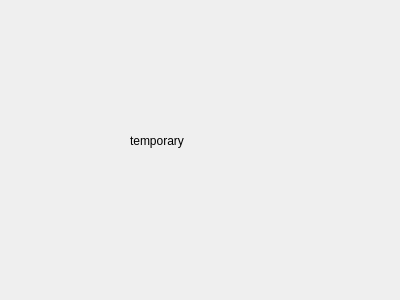
Above: diarywindow.ui from someretical/TheoreticalDiary before the change. Below: the same form after it.
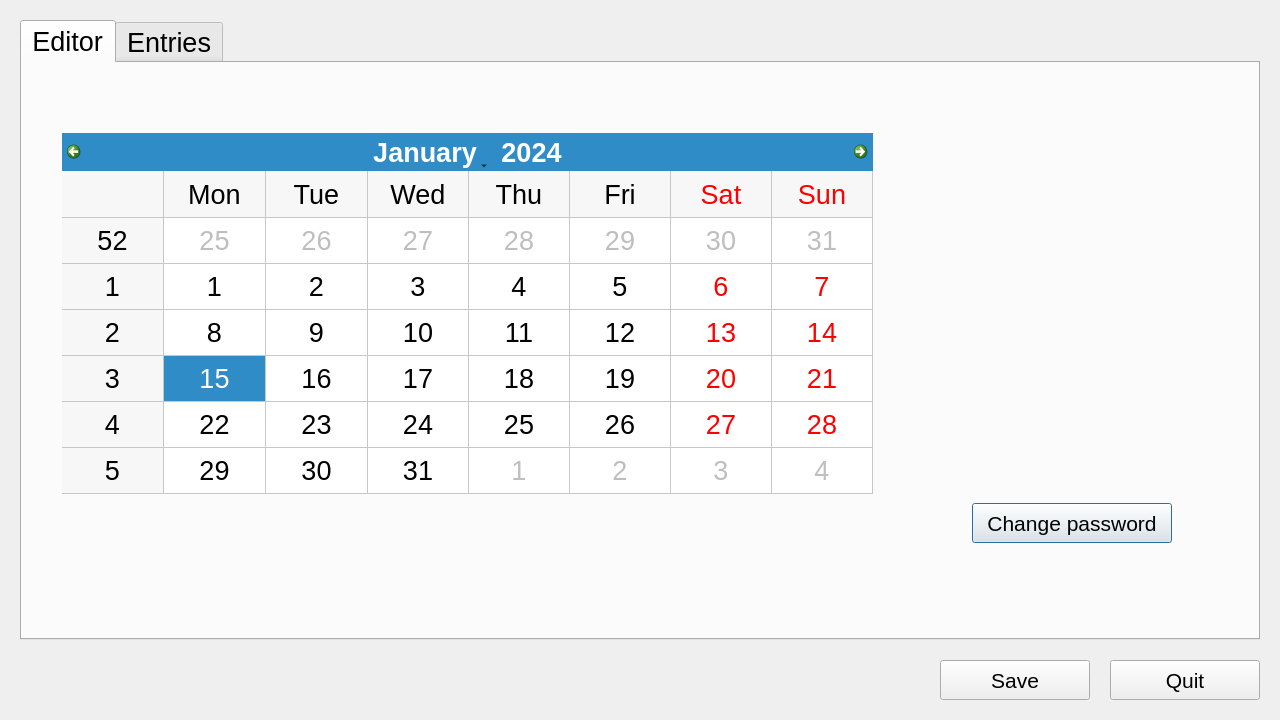
That is the form after the change.

Commit message:
implemented some diarywindow buttons
- tweaked various window sizes
- templated certain dialogs that are reused across multiple contexts
- fixed json validation
- added a placeholder dialog
- added punctuation for prompassword
- implemented save error dialog
- implemented unsaved changes dialog

The edit to the form file:
```diff
--- a/diarywindow.ui
+++ b/diarywindow.ui
@@ -6,26 +6,221 @@
    <rect>
     <x>0</x>
     <y>0</y>
-    <width>400</width>
-    <height>300</height>
+    <width>1280</width>
+    <height>720</height>
    </rect>
   </property>
+  <property name="sizePolicy">
+   <sizepolicy hsizetype="Fixed" vsizetype="Fixed">
+    <horstretch>0</horstretch>
+    <verstretch>0</verstretch>
+   </sizepolicy>
+  </property>
   <property name="windowTitle">
    <string>Diary editor</string>
   </property>
-  <widget class="QLabel" name="label">
-   <property name="geometry">
-    <rect>
-     <x>130</x>
-     <y>110</y>
-     <width>151</width>
-     <height>61</height>
-    </rect>
+  <layout class="QGridLayout" name="gridLayout">
+   <property name="leftMargin">
+    <number>20</number>
    </property>
+   <property name="topMargin">
+    <number>20</number>
+   </property>
+   <property name="rightMargin">
+    <number>20</number>
+   </property>
+   <property name="bottomMargin">
+    <number>20</number>
+   </property>
+   <property name="spacing">
+    <number>0</number>
+   </property>
+   <item row="0" column="0">
+    <widget class="QTabWidget" name="tabs">
+     <property name="font">
+      <font>
+       <pointsize>20</pointsize>
+      </font>
+     </property>
+     <property name="tabPosition">
+      <enum>QTabWidget::North</enum>
+     </property>
+     <property name="tabShape">
+      <enum>QTabWidget::Rounded</enum>
+     </property>
+     <property name="currentIndex">
+      <number>0</number>
+     </property>
+     <property name="elideMode">
+      <enum>Qt::ElideLeft</enum>
+     </property>
+     <widget class="QWidget" name="editor">
+      <attribute name="title">
+       <string>Editor</string>
+      </attribute>
+      <widget class="QCalendarWidget" name="calendarWidget">
+       <property name="geometry">
+        <rect>
+         <x>40</x>
+         <y>70</y>
+         <width>811</width>
+         <height>361</height>
+        </rect>
+       </property>
+       <property name="firstDayOfWeek">
+        <enum>Qt::Monday</enum>
+       </property>
+       <property name="gridVisible">
+        <bool>true</bool>
+       </property>
+       <property name="navigationBarVisible">
+        <bool>true</bool>
+       </property>
+       <property name="dateEditEnabled">
+        <bool>true</bool>
+       </property>
+      </widget>
+      <widget class="QPushButton" name="password_button">
+       <property name="geometry">
+        <rect>
+         <x>950</x>
+         <y>440</y>
+         <width>200</width>
+         <height>40</height>
+        </rect>
+       </property>
+       <property name="sizePolicy">
+        <sizepolicy hsizetype="Minimum" vsizetype="Minimum">
+         <horstretch>0</horstretch>
+         <verstretch>0</verstretch>
+        </sizepolicy>
+       </property>
+       <property name="minimumSize">
+        <size>
+         <width>200</width>
+         <height>40</height>
+        </size>
+       </property>
+       <property name="font">
+        <font>
+         <pointsize>16</pointsize>
+        </font>
+       </property>
+       <property name="text">
+        <string>Change password</string>
+       </property>
+      </widget>
+     </widget>
+     <widget class="QWidget" name="tab_2">
+      <attribute name="title">
+       <string>Entries</string>
+      </attribute>
+     </widget>
+    </widget>
+   </item>
+   <item row="1" column="0">
+    <layout class="QHBoxLayout" name="horizontalLayout">
+     <property name="spacing">
+      <number>20</number>
+     </property>
+     <property name="topMargin">
+      <number>20</number>
+     </property>
+     <item>
+      <spacer name="horizontalSpacer">
+       <property name="orientation">
+        <enum>Qt::Horizontal</enum>
+       </property>
+       <property name="sizeHint" stdset="0">
+        <size>
+         <width>40</width>
+         <height>20</height>
+        </size>
+       </property>
+      </spacer>
+     </item>
+     <item alignment="Qt::AlignHCenter|Qt::AlignVCenter">
+      <widget class="QPushButton" name="save_button">
+       <property name="sizePolicy">
+        <sizepolicy hsizetype="Minimum" vsizetype="Minimum">
+         <horstretch>0</horstretch>
+         <verstretch>0</verstretch>
+        </sizepolicy>
+       </property>
+       <property name="minimumSize">
+        <size>
+         <width>150</width>
+         <height>40</height>
+        </size>
+       </property>
+       <property name="font">
+        <font>
+         <pointsize>16</pointsize>
+        </font>
+       </property>
+       <property name="text">
+        <string>Save</string>
+       </property>
+      </widget>
+     </item>
+     <item alignment="Qt::AlignHCenter|Qt::AlignVCenter">
+      <widget class="QPushButton" name="quit_button">
+       <property name="sizePolicy">
+        <sizepolicy hsizetype="Minimum" vsizetype="Minimum">
+         <horstretch>0</horstretch>
+         <verstretch>0</verstretch>
+        </sizepolicy>
+       </property>
+       <property name="minimumSize">
+        <size>
+         <width>150</width>
+         <height>40</height>
+        </size>
+       </property>
+       <property name="font">
+        <font>
+         <pointsize>16</pointsize>
+        </font>
+       </property>
+       <property name="text">
+        <string>Quit</string>
+       </property>
+      </widget>
+     </item>
+    </layout>
+   </item>
+  </layout>
+  <action name="action_save">
    <property name="text">
-    <string>temporary</string>
+    <string>save</string>
    </property>
-  </widget>
+   <property name="shortcut">
+    <string>Ctrl+S</string>
+   </property>
+  </action>
+  <action name="action_close">
+   <property name="text">
+    <string>close</string>
+   </property>
+   <property name="shortcut">
+    <string>Ctrl+W</string>
+   </property>
+  </action>
+  <action name="action_update_entry">
+   <property name="text">
+    <string>update_entry</string>
+   </property>
+  </action>
+  <action name="action_delete_entry">
+   <property name="text">
+    <string>delete_entry</string>
+   </property>
+  </action>
+  <action name="action_update_password">
+   <property name="text">
+    <string>update_password</string>
+   </property>
+  </action>
  </widget>
  <resources/>
  <connections/>
```
Left out of the diff: 51 changed lines with no effect on the pictures. The commit also changes 20 other files.
